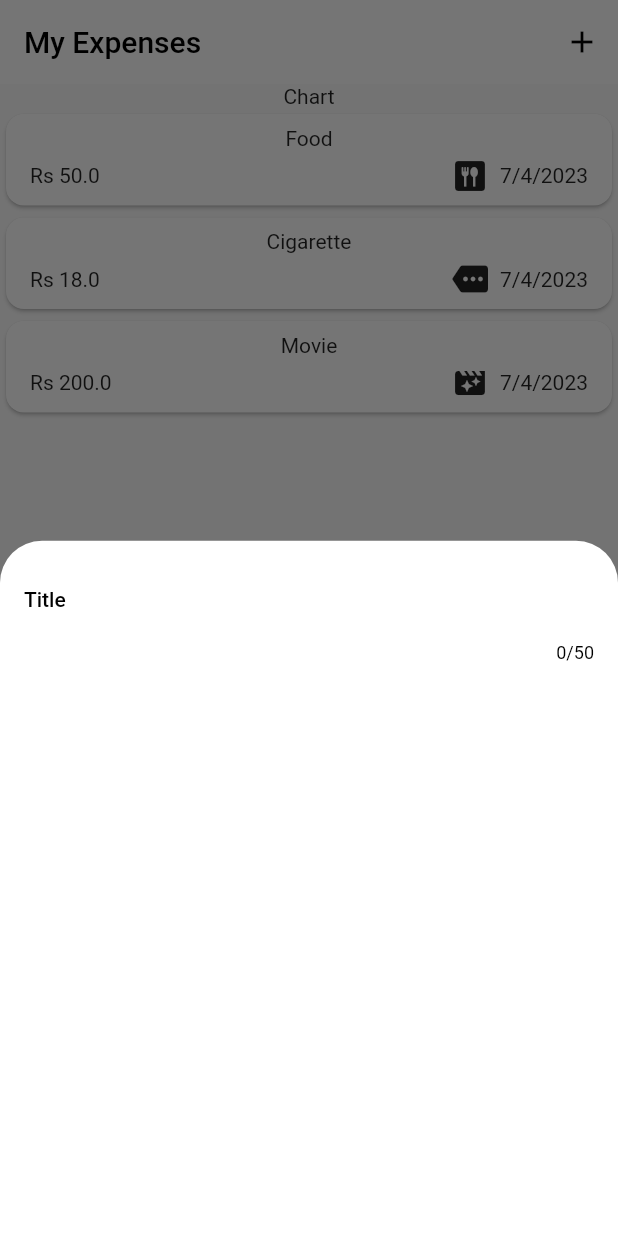
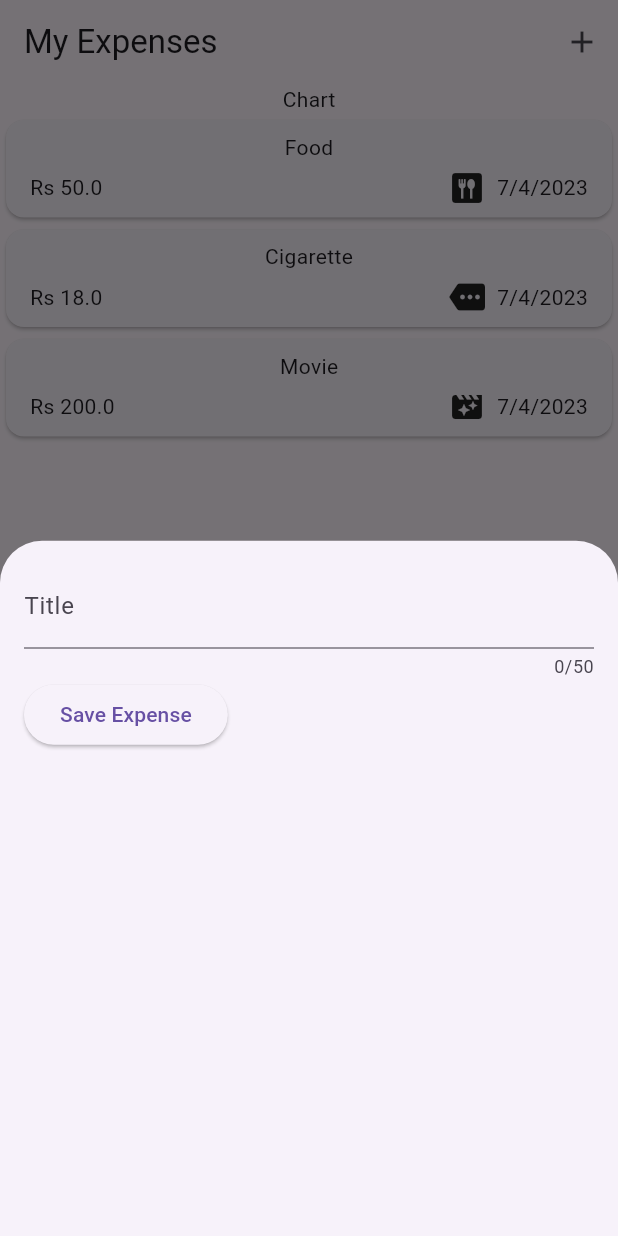
Before and after one commit to Aditya-Y-Git/my_expenses, a Flutter app: the screen it shows after launch, after a tap on the "add" icon, on a phone screen of 412 x 824 dp. Run offline on Flutter 3.47's test engine with Material 2 defaults, Android fonts, the phone set to English and light mode, and no system bars.

Commit message:
added input field and stored the input value

```diff
--- a/lib/main.dart
+++ b/lib/main.dart
@@ -3,7 +3,7 @@ import 'package:my_expenses/widgets/expenses.dart';
 
 void main() {
   runApp(MaterialApp(
-    theme: ThemeData().copyWith(useMaterial3: true),
+    theme: ThemeData(useMaterial3: true),
     home: const Expenses(),
   ));
 }
--- a/lib/widgets/new_expense.dart
+++ b/lib/widgets/new_expense.dart
@@ -8,18 +8,36 @@ class NewExpense extends StatefulWidget {
 }
 
 class _NewExpenseState extends State<NewExpense> {
+  final _titleController = TextEditingController();
+
+  @override
+  void dispose() {
+    _titleController.dispose();
+    super.dispose();
+  }
+
   @override
   Widget build(BuildContext context) {
-    return const Padding(
-      padding: EdgeInsets.all(16.0),
+    return Padding(
+      padding: const EdgeInsets.all(16.0),
       child: Column(
         children: [
           TextField(
+            controller: _titleController,
             maxLength: 50,
-            decoration: InputDecoration(
+            decoration: const InputDecoration(
               label: Text('Title'),
             ),
           ),
+          Row(
+            children: [
+              ElevatedButton(
+                  onPressed: () {
+                    print(_titleController.text);
+                  },
+                  child: const Text('Save Expense')),
+            ],
+          )
         ],
       ),
     );
```
